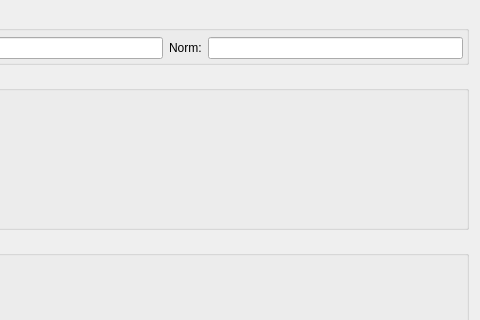
The window that libs/librepcb/libraryeditor/cmp/componentsymbolvarianteditdialog.ui (LibrePCB/LibrePCB) describes before a commit, drawn with Qt 5; both pictures show x 482 to 962 and y 0 to 320 of the 962 by 513 pixel window.
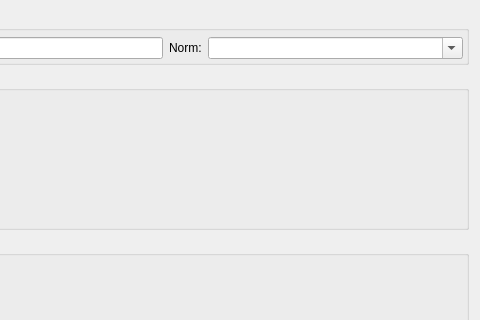
The same window after the commit. Custom widgets are drawn as their Qt base class.

Commit message: Library editor: Use combobox for symbol variant norm

```diff
--- a/libs/librepcb/libraryeditor/cmp/componentsymbolvarianteditdialog.ui
+++ b/libs/librepcb/libraryeditor/cmp/componentsymbolvarianteditdialog.ui
@@ -77,9 +77,18 @@
        </widget>
       </item>
       <item>
-       <widget class="QLineEdit" name="edtNorm">
-        <property name="maxLength">
-         <number>20</number>
+       <widget class="QComboBox" name="cbxNorm">
+        <property name="sizePolicy">
+         <sizepolicy hsizetype="Expanding" vsizetype="Fixed">
+          <horstretch>0</horstretch>
+          <verstretch>0</verstretch>
+         </sizepolicy>
+        </property>
+        <property name="editable">
+         <bool>true</bool>
+        </property>
+        <property name="insertPolicy">
+         <enum>QComboBox::NoInsert</enum>
         </property>
        </widget>
       </item>
```
The commit also changes 1 other file.
